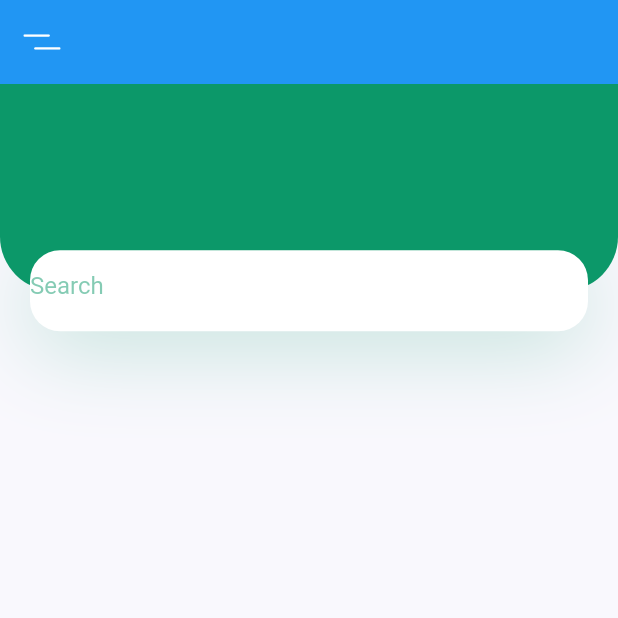
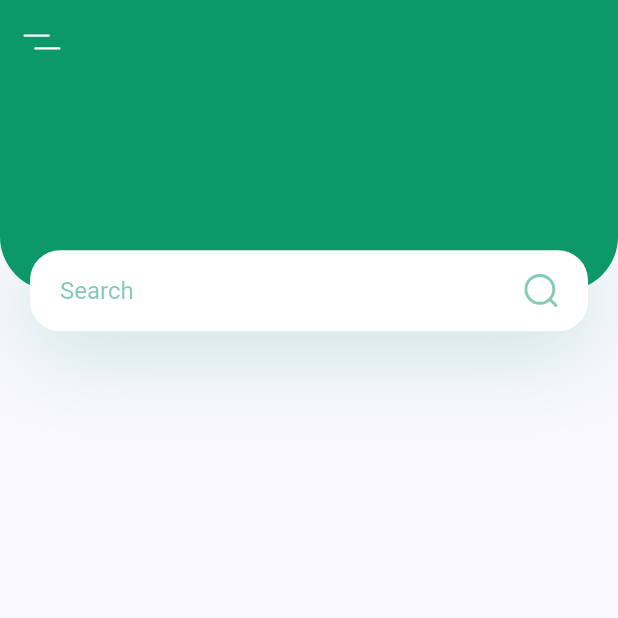
Before and after one commit to manoelvieira0/plant_app, a Flutter app: the screen it shows after launch, on a phone screen of 412 x 824 dp, the top half of it. Run offline on Flutter 3.47's test engine with Material 2 defaults, Android fonts, the phone set to English and light mode, and no system bars; our stand-ins replace flutter_svg.

Commit message:
Adicionando Aba Pesquisar

```diff
--- a/lib/screens/home/components/body.dart
+++ b/lib/screens/home/components/body.dart
@@ -1,4 +1,5 @@
 import 'package:flutter/material.dart';
+import 'package:flutter_svg/flutter_svg.dart';
 import 'package:plant_app/constants.dart';
 
 class Body extends StatelessWidget {
@@ -26,6 +27,8 @@ class Body extends StatelessWidget {
                 left: 0,
                 right: 0,
                 child: Container(
+                  alignment: Alignment.center,
+                  padding: EdgeInsets.symmetric(horizontal: kDefaultPadding),
                   margin: EdgeInsets.symmetric(horizontal: kDefaultPadding),
                   height: 54,
                   decoration: BoxDecoration(
@@ -38,14 +41,23 @@ class Body extends StatelessWidget {
                           color: kPrimaryColor.withOpacity(0.23),
                         )
                       ]),
+                  child: Row(
+                    children: [
+                      Expanded(
                         child: TextField(
+                          onChanged: (value) {},
                           decoration: InputDecoration(
                             hintText: 'Search',
                             hintStyle: TextStyle(
                               color: kPrimaryColor.withOpacity(0.5),
                             ),
-                      enabledBorder: InputBorder.none
+                            enabledBorder: InputBorder.none,
+                            focusedBorder: InputBorder.none,
                           ),
+                        ),
+                      ),
+                      SvgPicture.asset('assets/icons/search.svg')
+                    ],
                   ),
                 ),
               )
--- a/lib/screens/home/components/home_screen.dart
+++ b/lib/screens/home/components/home_screen.dart
@@ -1,5 +1,6 @@
 import 'package:flutter/material.dart';
 import 'package:flutter_svg/svg.dart';
+import 'package:plant_app/constants.dart';
 import 'body.dart';
 
 class HomeScreen extends StatelessWidget {
@@ -13,6 +14,7 @@ class HomeScreen extends StatelessWidget {
 
   AppBar buildAppBar() {
     return AppBar(
+      backgroundColor: kPrimaryColor,
       elevation: 0,
       leading: IconButton(
         icon: SvgPicture.asset("assets/icons/menu.svg"),
```
Also changed, not shown: lib/constants.dart (line endings or trailing spaces), pubspec.lock. Lines whose indentation alone changed are shown as unchanged.
